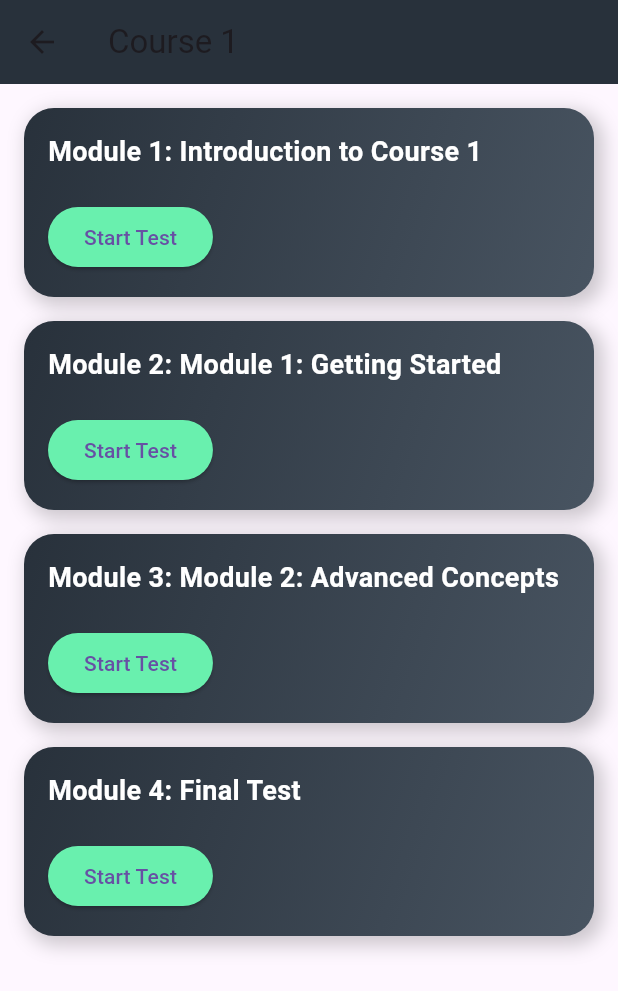
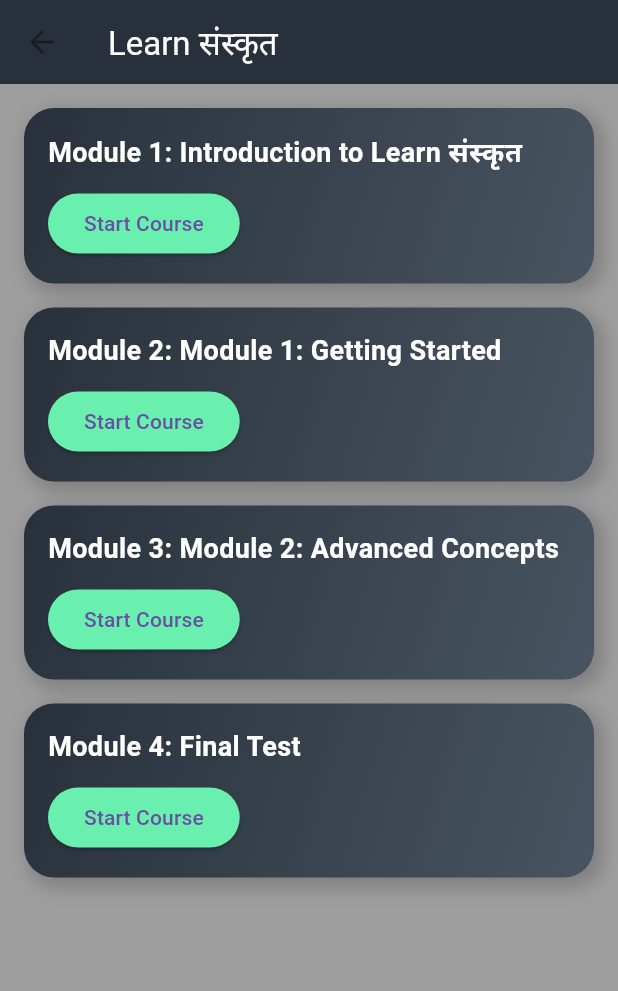
Before and after one commit to Bhaveshg4/CSMsoft, a Flutter app: the LatestCourse screen opened directly, after a tap on "Resume Course", on a phone screen of 412 x 824 dp. Shown: the top 991 px of the screen. Run offline on Flutter 3.47's test engine with Material 3 defaults, Android fonts, the phone set to English and light mode, and no system bars; our stand-ins replace cloud_firestore, firebase_core; accounts and stored records are empty.

Commit message:
Bug fixed

```diff
--- a/lib/StudentsCorner/MyCourses/MyCourses.dart
+++ b/lib/StudentsCorner/MyCourses/MyCourses.dart
@@ -97,7 +97,10 @@ class CourseDetailPage extends StatelessWidget {
   Widget build(BuildContext context) {
     return Scaffold(
       appBar: AppBar(
-        title: const Text('Course Details'),
+        title: const Text(
+          'Course Details',
+          style: TextStyle(color: Colors.white),
+        ),
         backgroundColor: const Color(0xFF28313B),
       ),
       body: Container(
@@ -150,8 +153,8 @@ class CourseDetailPage extends StatelessWidget {
                   ),
                   const SizedBox(height: 10),
                   const Text(
-                    '- Interactive and fun learning experience\n'
-                    '- Hands-on projects and assignments\n'
+                    '- Course Certified by Institution\n'
+                    '- 100% Safe and guarenteed learning\n'
                     '- Guidance from expert mentors\n'
                     '- Lifetime access to course material',
                     style: TextStyle(
--- a/lib/StudentsCorner/Payment/payment.dart
+++ b/lib/StudentsCorner/Payment/payment.dart
@@ -14,7 +14,10 @@ class PaymentPage extends StatelessWidget {
   Widget build(BuildContext context) {
     return Scaffold(
       appBar: AppBar(
-        title: const Text('Payment'),
+        title: const Text(
+          'Payment',
+          style: TextStyle(color: Colors.white),
+        ),
         backgroundColor: const Color(0xFF28313B),
       ),
       body: Container(
--- a/lib/StudentsCorner/PurchasedCourses/PurchasedCourses.dart
+++ b/lib/StudentsCorner/PurchasedCourses/PurchasedCourses.dart
@@ -17,9 +17,11 @@ class LatestCourse extends StatelessWidget {
   Widget build(BuildContext context) {
     // Dummy data for purchased courses
     final courses = [
-      PurchasedCourse('Course 1', 'Learn Flutter from scratch.'),
-      PurchasedCourse('Course 2', 'Master advanced Dart concepts.'),
-      PurchasedCourse('Course 3', 'Explore state management in Flutter.'),
+      PurchasedCourse(
+          'Learn संस्कृत', 'Master sanskrit language and know Indian Culture.'),
+      PurchasedCourse('Learn हिंदी', 'Know your mothertongue more accurately.'),
+      PurchasedCourse(
+          'Learn गणित', 'Learn maths to understand marvels of Nature'),
     ];
 
     return Scaffold(
@@ -137,8 +139,12 @@ class CourseDetailPage extends StatelessWidget {
     ];
 
     return Scaffold(
+      backgroundColor: Colors.grey,
       appBar: AppBar(
-        title: Text(course.name),
+        title: Text(
+          course.name,
+          style: TextStyle(color: Colors.white),
+        ),
         backgroundColor: const Color(0xFF28313B),
       ),
       body: ListView.builder(
--- a/lib/StudentsCorner/PurchasedCourses/SupportPurchaseCourses.dart
+++ b/lib/StudentsCorner/PurchasedCourses/SupportPurchaseCourses.dart
@@ -1,6 +1,51 @@
 import 'package:flutter/material.dart';
+import 'package:flutter_application_1/StudentsCorner/PurchasedCourses/moduleDetailPage.dart';
 
-// Define the ModuleCard widget
+// Dummy data for modules
+List<Map<String, dynamic>> modules = [
+  {
+    'id': 1,
+    'name': 'Introduction to Flutter',
+    'description':
+        'Learn the basics of Flutter and how to set up your environment.',
+  },
+  {
+    'id': 2,
+    'name': 'Widgets and Layouts',
+    'description':
+        'Explore various widgets and learn how to create complex layouts.',
+  },
+  {
+    'id': 3,
+    'name': 'State Management',
+    'description':
+        'Understand state management and its importance in Flutter applications.',
+  },
+];
+
+// Module List Page
+class ModuleListPage extends StatelessWidget {
+  const ModuleListPage({Key? key}) : super(key: key);
+
+  @override
+  Widget build(BuildContext context) {
+    return Scaffold(
+      appBar: AppBar(
+        title: const Text('My Modules'),
+        backgroundColor: const Color(0xFF28313B),
+      ),
+      body: ListView.builder(
+        padding: const EdgeInsets.all(16.0),
+        itemCount: modules.length,
+        itemBuilder: (context, index) {
+          return ModuleCard(module: modules[index]);
+        },
+      ),
+    );
+  }
+}
+
+// Module Card UI
 class ModuleCard extends StatelessWidget {
   final Map<String, dynamic> module;
 
@@ -39,15 +84,22 @@ class ModuleCard extends StatelessWidget {
             ),
           ),
           const SizedBox(height: 10),
-          const SizedBox(height: 10),
           ElevatedButton(
             onPressed: () {
-              // Add logic for starting a test or navigating to module content
+              Navigator.push(
+                context,
+                MaterialPageRoute(
+                  builder: (context) => ModuleDetailPage(
+                    module: module,
+                    currentIndex: modules.indexOf(module),
+                  ),
+                ),
+              );
             },
             style: ElevatedButton.styleFrom(
               backgroundColor: Colors.greenAccent,
             ),
-            child: const Text("Start Test"),
+            child: const Text("Start Course"),
           ),
         ],
       ),
--- a/pubspec.yaml
+++ b/pubspec.yaml
@@ -39,7 +39,8 @@ dependencies:
   animations: ^2.0.11
   firebase_core:
   cloud_firestore:
-
+  http: ^1.2.2
+  upi_india: ^3.0.1
 
 dev_dependencies:
   flutter_test:
```
Also changed, not shown: lib/StudentsCorner/PurchasedCourses/moduleDetailPage.dart (added, +165 -0 lines), pubspec.lock.
